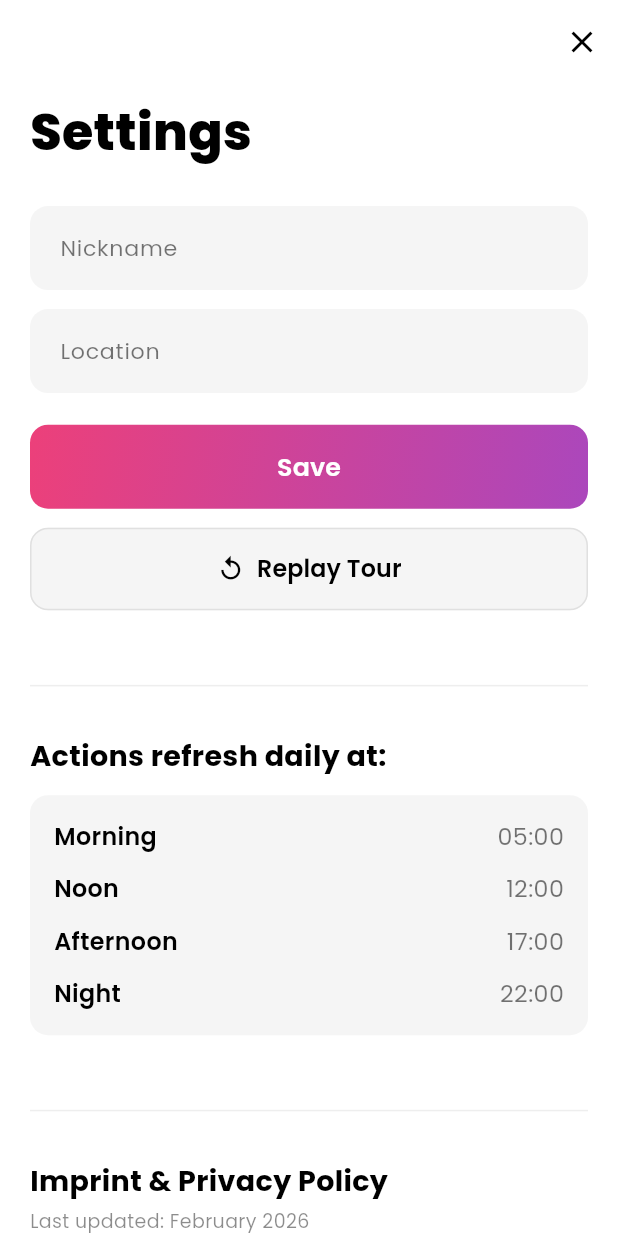
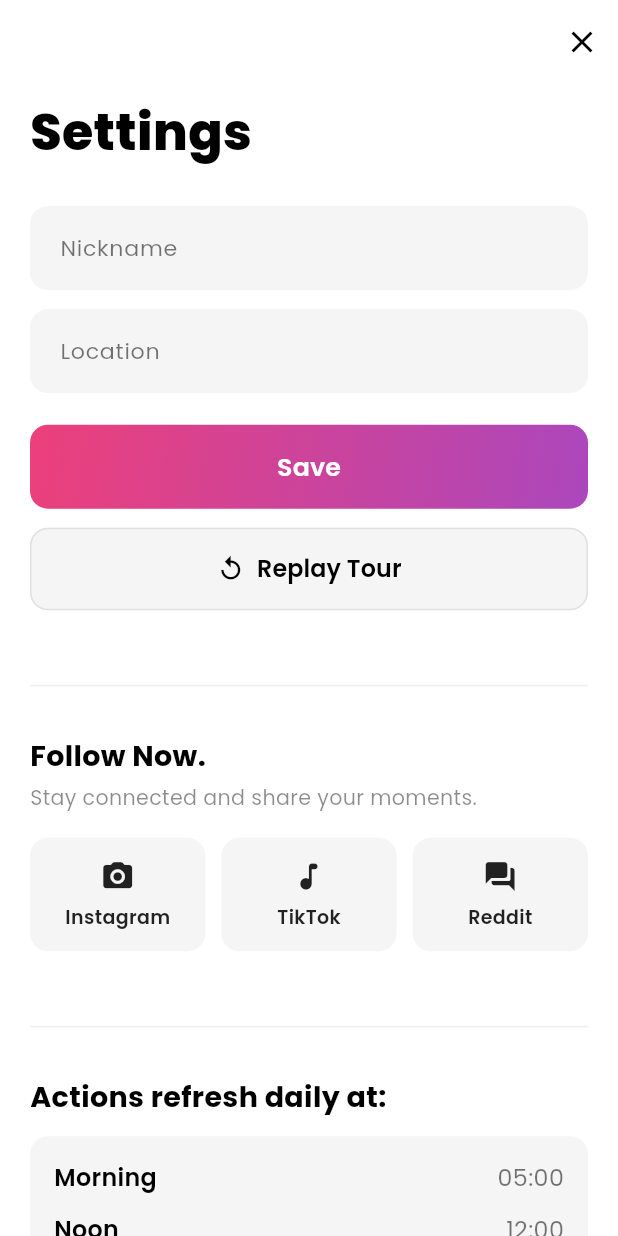
Before and after one commit to SandraZet/better_together, a Flutter app: the SettingsScreen screen opened directly with empty values, on a phone screen of 412 x 824 dp. Run offline on Flutter 3.47's test engine with Material 3 defaults, Android fonts, the phone set to English and light mode, and no system bars; our stand-ins replace auto_size_text, cloud_firestore, firebase_analytics, firebase_core, firebase_messaging, flutter_local_notifications and 3 more; missing offline and left inert: purchases_flutter, tutorial_coach_mark; accounts and stored records are empty; project files that could hold a hidden picture were left out.

Commit message:
v1.0.7: social media links (Instagram, TikTok, Reddit) in settings

```diff
--- a/lib/screens/settings_screen.dart
+++ b/lib/screens/settings_screen.dart
@@ -3,6 +3,7 @@ import 'package:google_fonts/google_fonts.dart';
 import 'package:shared_preferences/shared_preferences.dart';
 import 'package:better_together/services/profanity_service.dart';
 import 'package:better_together/services/tour_service.dart';
+import 'package:url_launcher/url_launcher.dart';
 
 class SettingsScreen extends StatefulWidget {
   final String currentNickname;
@@ -96,6 +97,50 @@ class _SettingsScreenState extends State<SettingsScreen> {
         ),
       );
     }
+  }
+
+  Widget _buildSocialButton({
+    required String label,
+    required IconData icon,
+    required String url,
+    required String appUrl,
+    required double scale,
+  }) {
+    return Expanded(
+      child: GestureDetector(
+        onTap: () async {
+          final appUri = Uri.parse(appUrl);
+          final webUri = Uri.parse(url);
+          if (await canLaunchUrl(appUri)) {
+            await launchUrl(appUri);
+          } else {
+            await launchUrl(webUri, mode: LaunchMode.externalApplication);
+          }
+        },
+        child: Container(
+          padding: const EdgeInsets.symmetric(vertical: 14, horizontal: 8),
+          decoration: BoxDecoration(
+            color: Colors.grey[100],
+            borderRadius: BorderRadius.circular(12),
+          ),
+          child: Column(
+            mainAxisSize: MainAxisSize.min,
+            children: [
+              Icon(icon, size: 22 * scale, color: Colors.black87),
+              SizedBox(height: 6 * scale),
+              Text(
+                label,
+                style: GoogleFonts.poppins(
+                  fontSize: 12 * scale,
+                  fontWeight: FontWeight.w600,
+                  color: Colors.black87,
+                ),
+              ),
+            ],
+          ),
+        ),
+      ),
+    );
   }
 
   Widget _buildSlotTimeRow(String slotName, String time) {
@@ -284,6 +329,56 @@ class _SettingsScreenState extends State<SettingsScreen> {
               Divider(color: Colors.grey[200], thickness: 1),
               SizedBox(height: 24 * scale),
 
+              // Social Media section
+              Text(
+                'Follow Now.',
+                style: GoogleFonts.poppins(
+                  color: Colors.black,
+                  fontSize: 18 * scale,
+                  fontWeight: FontWeight.w700,
+                ),
+              ),
+              SizedBox(height: 4 * scale),
+              Text(
+                'Stay connected and share your moments.',
+                style: GoogleFonts.poppins(
+                  color: Colors.black45,
+                  fontSize: 13 * scale,
+                ),
+              ),
+              SizedBox(height: 16 * scale),
+              Row(
+                children: [
+                  _buildSocialButton(
+                    label: 'Instagram',
+                    icon: Icons.camera_alt_rounded,
+                    url: 'https://www.instagram.com/now.sharedmoments',
+                    appUrl: 'instagram://user?username=now.sharedmoments',
+                    scale: scale,
+                  ),
+                  SizedBox(width: 10 * scale),
+                  _buildSocialButton(
+                    label: 'TikTok',
+                    icon: Icons.music_note_rounded,
+                    url: 'https://www.tiktok.com/@now.sharedmoments',
+                    appUrl: 'snssdk1233://user/profile/now.sharedmoments',
+                    scale: scale,
+                  ),
+                  SizedBox(width: 10 * scale),
+                  _buildSocialButton(
+                    label: 'Reddit',
+                    icon: Icons.forum_rounded,
+                    url: 'https://www.reddit.com/r/now_sharedmoments',
+                    appUrl: 'reddit://r/now_sharedmoments',
+                    scale: scale,
+                  ),
+                ],
+              ),
+
+              SizedBox(height: 40 * scale),
+              Divider(color: Colors.grey[200], thickness: 1),
+              SizedBox(height: 24 * scale),
+
               // Slot times section
               Text(
                 'Actions refresh daily at:',
--- a/pubspec.yaml
+++ b/pubspec.yaml
@@ -2,7 +2,7 @@ name: better_together
 description: "A new Flutter project."
 publish_to: 'none'
 
-version: 1.0.6+21
+version: 1.0.7+22
 
 environment:
   sdk: ^3.8.1
```
